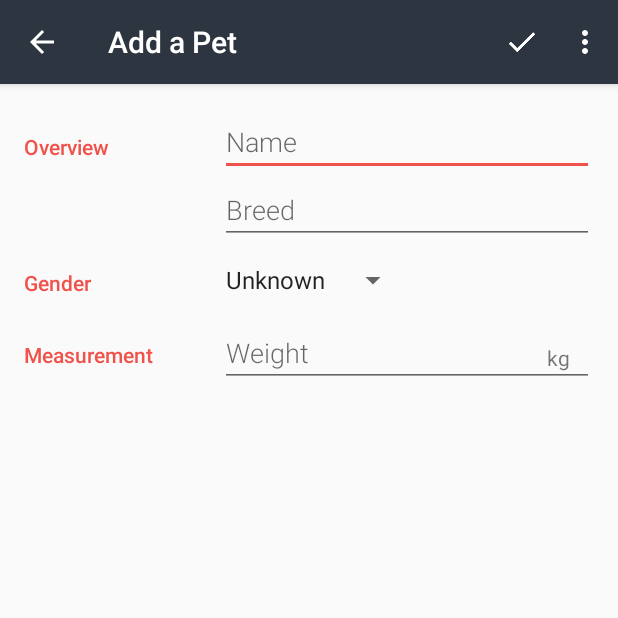
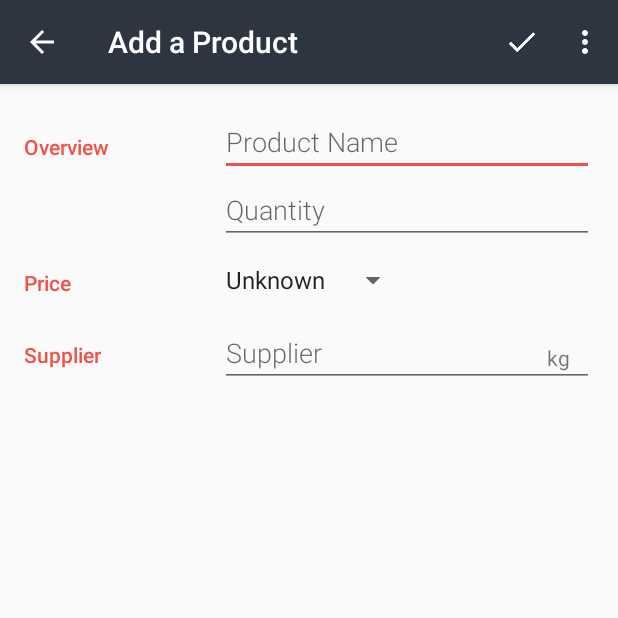
Before and after one commit to hjtse/Android-2.8InventoryApp, an Android app: the screen it shows after launch (EditorActivity), after a tap on an icon or button, on a phone screen of 412 x 824 dp, the top half of it. Run offline under Robolectric (Android 15) with nearby library versions, the phone set to English and light mode, and no system bars.

Commit message:
replaced pet words with inventory words

```diff
--- a/app/src/main/java/com/example/android/pets/CatalogActivity.java
+++ b/app/src/main/java/com/example/android/inventory/CatalogActivity.java
@@ -1,4 +1,4 @@
-package com.example.android.pets;
+package com.example.android.inventory;
 
 import android.content.ContentValues;
 import android.content.Intent;
@@ -14,18 +14,19 @@ import android.view.MenuItem;
 import android.view.View;
 import android.widget.TextView;
 
-import com.example.android.pets.data.PetContract.PetEntry;
-import com.example.android.pets.data.PetDbHelper;
+import com.example.android.inventory.data.InventoryContract;
+import com.example.android.inventory.data.InventoryContract.InventoryEntry;
+import com.example.android.inventory.data.InventoryDbHelper;
 
 /**
- * Displays list of pets that were entered and stored in the app.
+ * Displays list of products that were entered and stored in the app.
  */
 public class CatalogActivity extends AppCompatActivity {
 
     /**
      * Database helper that will provide us access to the database
      */
-    private PetDbHelper mDbHelper;
+    private InventoryDbHelper mDbHelper;
 
     @Override
     protected void onCreate(Bundle savedInstanceState) {
@@ -44,7 +45,7 @@ public class CatalogActivity extends AppCompatActivity {
 
         // To access our database, we instantiate our subclass of SQLiteOpenHelper
         // and pass the context, which is the current activity.
-        mDbHelper = new PetDbHelper(this);
+        mDbHelper = new InventoryDbHelper(this);
 
         displayDatabaseInfo();
 
@@ -59,7 +60,7 @@ public class CatalogActivity extends AppCompatActivity {
 
     /**
      * Temporary helper method to display information in the onscreen TextView about the state of
-     * the pets database.
+     * the inventory database.
      */
     private void displayDatabaseInfo() {
         // Create and/or open a database to read from it
@@ -67,15 +68,15 @@ public class CatalogActivity extends AppCompatActivity {
 
         String[] projection = {
                 BaseColumns._ID,
-                PetEntry.COLUMN_PET_NAME,
-                PetEntry.COLUMN_PET_BREED,
-                PetEntry.COLUMN_PET_WEIGHT,
-                PetEntry.COLUMN_PET_GENDER,
+                InventoryContract.InventoryEntry.COLUMN_PRODUCT_NAME,
+                InventoryContract.InventoryEntry.COLUMN_QUANTITY,
+                InventoryContract.InventoryEntry.COLUMN_SUPPLIER_NAME,
+                InventoryContract.InventoryEntry.COLUMN_PRICE,
         };
 
 
         Cursor cursor = db.query(
-                PetEntry.TABLE_NAME,
+                InventoryContract.InventoryEntry.TABLE_NAME,
                 projection,
                 null,
                 null,
@@ -84,37 +85,22 @@ public class CatalogActivity extends AppCompatActivity {
                 null
         );
 
-        TextView displayView = (TextView) findViewById(R.id.text_view_pet);
+        TextView displayView = (TextView) findViewById(R.id.text_view_inventory);
 
         try {
-            // Create a header in the Text View that looks like this:
-            //
-            // The pets table contains <number of rows in Cursor> pets.
-            // _id - name - breed - gender - weight
-            //
-            // In the while loop below, iterate through the rows of the cursor and display
-            // the information from each column in this order.
-//            displayView.setText("The pets table contains " + cursor.getCount() + " pets.\n\n");
-//            displayView.append("\n" +
-//                    cursor.getString(cursor.getColumnIndex(PetEntry._ID)) + "\t" +
-//                    cursor.getString(cursor.getColumnIndex(PetEntry.COLUMN_PET_NAME)) + "\t" +
-//                    cursor.getString(cursor.getColumnIndex(PetEntry.COLUMN_PET_BREED)) + "\t" +
-//                    cursor.getString(cursor.getColumnIndex(PetEntry.COLUMN_PET_GENDER)) + "\t" +
-//                    cursor.getString(cursor.getColumnIndex(PetEntry.COLUMN_PET_WEIGHT)));
-
-            displayView.setText("The pets table contains " + cursor.getCount() + " pets.\n\n");
-            displayView.append(PetEntry._ID + "-" +
-                    PetEntry.COLUMN_PET_NAME + "-" +
-                    PetEntry.COLUMN_PET_BREED + "-" +
-                    PetEntry.COLUMN_PET_GENDER + "-" +
-                    PetEntry.COLUMN_PET_WEIGHT + "\n");
+            displayView.setText("The inventory table contains " + cursor.getCount() + " products.\n\n");
+            displayView.append(InventoryContract.InventoryEntry._ID + "-" +
+                    InventoryContract.InventoryEntry.COLUMN_PRODUCT_NAME + "-" +
+                    InventoryContract.InventoryEntry.COLUMN_QUANTITY + "-" +
+                    InventoryContract.InventoryEntry.COLUMN_PRICE + "-" +
+                    InventoryContract.InventoryEntry.COLUMN_SUPPLIER_NAME + "\n");
 
             // Figure out the index of each column
-            int idColumnIndex = cursor.getColumnIndex(PetEntry._ID);
-            int nameColumnIndex = cursor.getColumnIndex(PetEntry.COLUMN_PET_NAME);
-            int breedColumnIndex = cursor.getColumnIndex(PetEntry.COLUMN_PET_BREED);
-            int genderColumnIndex = cursor.getColumnIndex(PetEntry.COLUMN_PET_GENDER);
-            int weightColumnIndex = cursor.getColumnIndex(PetEntry.COLUMN_PET_WEIGHT);
+            int idColumnIndex = cursor.getColumnIndex(InventoryEntry._ID);
+            int nameColumnIndex = cursor.getColumnIndex(InventoryContract.InventoryEntry.COLUMN_PRODUCT_NAME);
+            int breedColumnIndex = cursor.getColumnIndex(InventoryContract.InventoryEntry.COLUMN_QUANTITY);
+            int genderColumnIndex = cursor.getColumnIndex(InventoryEntry.COLUMN_PRICE);
+            int weightColumnIndex = cursor.getColumnIndex(InventoryContract.InventoryEntry.COLUMN_SUPPLIER_NAME);
 
             // Iterate through all the returned rows in the cursor
             while (cursor.moveToNext()) {
@@ -141,19 +127,19 @@ public class CatalogActivity extends AppCompatActivity {
 
     }
 
-    private void insertPet() {
+    private void insertInventory() {
 
         SQLiteDatabase db = mDbHelper.getWritableDatabase();
 
         // Create a ContentValues object where column names are the keys,
-        // and Toto's pet attributes are the values.
+        // and inventory attributes are the values.
         ContentValues values = new ContentValues();
-        values.put(PetEntry.COLUMN_PET_NAME, "Toto");
-        values.put(PetEntry.COLUMN_PET_BREED, "Terrier");
-        values.put(PetEntry.COLUMN_PET_GENDER, PetEntry.GENDER_MALE);
-        values.put(PetEntry.COLUMN_PET_WEIGHT, 7);
+        values.put(InventoryContract.InventoryEntry.COLUMN_PRODUCT_NAME, "ABC");
+        values.put(InventoryContract.InventoryEntry.COLUMN_QUANTITY, "123");
+        values.put(InventoryContract.InventoryEntry.COLUMN_PRICE, InventoryContract.InventoryEntry.GENDER_MALE);
+        values.put(InventoryContract.InventoryEntry.COLUMN_SUPPLIER_NAME, 7);
 
-        long newRowId = db.insert(PetEntry.TABLE_NAME, null, values);
+        long newRowId = db.insert(InventoryContract.InventoryEntry.TABLE_NAME, null, values);
 
         Log.v("CatalogActivity", "New Row ID" + newRowId);
 
@@ -173,7 +159,7 @@ public class CatalogActivity extends AppCompatActivity {
         switch (item.getItemId()) {
             // Respond to a click on the "Insert dummy data" menu option
             case R.id.action_insert_dummy_data:
-                insertPet();
+                insertInventory();
                 displayDatabaseInfo();
                 return true;
             // Respond to a click on the "Delete all entries" menu option
--- a/app/src/main/java/com/example/android/pets/EditorActivity.java
+++ b/app/src/main/java/com/example/android/inventory/EditorActivity.java
@@ -13,7 +13,7 @@
  * See the License for the specific language governing permissions and
  * limitations under the License.
  */
-package com.example.android.pets;
+package com.example.android.inventory;
 
 import android.content.ContentValues;
 import android.database.sqlite.SQLiteDatabase;
@@ -31,37 +31,37 @@ import android.widget.EditText;
 import android.widget.Spinner;
 import android.widget.Toast;
 
-import com.example.android.pets.data.PetContract;
-import com.example.android.pets.data.PetContract.PetEntry;
-import com.example.android.pets.data.PetDbHelper;
+import com.example.android.inventory.data.InventoryContract;
+import com.example.android.inventory.data.InventoryContract.InventoryEntry;
+import com.example.android.inventory.data.InventoryDbHelper;
 
 /**
- * Allows user to create a new pet or edit an existing one.
+ * Allows user to create a new product or edit an existing one.
  */
 public class EditorActivity extends AppCompatActivity {
 
     /**
-     * EditText field to enter the pet's name
+     * EditText field to enter the product name
      */
-    private EditText mNameEditText;
+    private EditText mProductEditText;
 
     /**
-     * EditText field to enter the pet's breed
+     * EditText field to enter the product quantity
      */
-    private EditText mBreedEditText;
+    private EditText mQuantityEditText;
 
     /**
-     * EditText field to enter the pet's weight
+     * EditText field to enter the product supplier
      */
-    private EditText mWeightEditText;
+    private EditText mSupplierEditText;
 
     /**
-     * EditText field to enter the pet's gender
+     * EditText field to enter the product price
      */
-    private Spinner mGenderSpinner;
+    private Spinner mPriceSpinner;
 
     /**
-     * Gender of the pet. The possible values are:
+     * Gender of the product. The possible values are:
      * 0 for unknown gender, 1 for male, 2 for female.
      */
     private int mGender = 0;
@@ -72,16 +72,16 @@ public class EditorActivity extends AppCompatActivity {
         setContentView(R.layout.activity_editor);
 
         // Find all relevant views that we will need to read user input from
-        mNameEditText = (EditText) findViewById(R.id.edit_pet_name);
-        mBreedEditText = (EditText) findViewById(R.id.edit_pet_breed);
-        mWeightEditText = (EditText) findViewById(R.id.edit_pet_weight);
-        mGenderSpinner = (Spinner) findViewById(R.id.spinner_gender);
+        mProductEditText = (EditText) findViewById(R.id.edit_product_name);
+        mQuantityEditText = (EditText) findViewById(R.id.edit_product_quantity);
+        mSupplierEditText = (EditText) findViewById(R.id.edit_pet_weight);
+        mPriceSpinner = (Spinner) findViewById(R.id.spinner_gender);
 
         setupSpinner();
     }
 
     /**
-     * Setup the dropdown spinner that allows the user to select the gender of the pet.
+     * Setup the dropdown spinner that allows the user to select the gender of the product.
      */
     private void setupSpinner() {
         // Create adapter for spinner. The list options are from the String array it will use
@@ -93,20 +93,20 @@ public class EditorActivity extends AppCompatActivity {
         genderSpinnerAdapter.setDropDownViewResource(android.R.layout.simple_dropdown_item_1line);
 
         // Apply the adapter to the spinner
-        mGenderSpinner.setAdapter(genderSpinnerAdapter);
+        mPriceSpinner.setAdapter(genderSpinnerAdapter);
 
         // Set the integer mSelected to the constant values
-        mGenderSpinner.setOnItemSelectedListener(new AdapterView.OnItemSelectedListener() {
+        mPriceSpinner.setOnItemSelectedListener(new AdapterView.OnItemSelectedListener() {
             @Override
             public void onItemSelected(AdapterView<?> parent, View view, int position, long id) {
                 String selection = (String) parent.getItemAtPosition(position);
                 if (!TextUtils.isEmpty(selection)) {
                     if (selection.equals(getString(R.string.gender_male))) {
-                        mGender = PetEntry.GENDER_MALE; // Male
+                        mGender = InventoryEntry.GENDER_MALE; // Male
                     } else if (selection.equals(getString(R.string.gender_female))) {
-                        mGender = PetEntry.GENDER_FEMALE; // Female
+                        mGender = InventoryContract.InventoryEntry.GENDER_FEMALE; // Female
                     } else {
-                        mGender = PetEntry.GENDER_UNKNOWN; // Unknown
+                        mGender = InventoryEntry.GENDER_UNKNOWN; // Unknown
                     }
                 }
             }
@@ -121,39 +121,39 @@ public class EditorActivity extends AppCompatActivity {
 
 
     /**
-     * Get User input from editor and save new pet into database
+     * Get User input from editor and save new product into database
      */
 
-    private void insertPet() {
+    private void insertProduct() {
 
-        String nameString = mNameEditText.getText().toString().trim();
-        String breedString = mBreedEditText.getText().toString().trim();
-        String weightString = mWeightEditText.getText().toString().trim();
-        int weight = Integer.parseInt(weightString);
+        String productString = mProductEditText.getText().toString().trim();
+        String quantityString = mQuantityEditText.getText().toString().trim();
+        String supplierString = mSupplierEditText.getText().toString().trim();
+        int weight = Integer.parseInt(supplierString);
 
         //Integer.parseInt("I") -> 1
 
 
-        PetDbHelper mDbHelper = new PetDbHelper(this);
+        InventoryDbHelper mDbHelper = new InventoryDbHelper(this);
         SQLiteDatabase db = mDbHelper.getWritableDatabase();
 
         // Create a ContentValues object where column names are the keys,
-        // and Toto's pet attributes are the values.
+        // and Toto's product attributes are the values.
         ContentValues values = new ContentValues();
-        values.put(PetEntry.COLUMN_PET_NAME, nameString);
-        values.put(PetEntry.COLUMN_PET_BREED, breedString);
-        values.put(PetEntry.COLUMN_PET_GENDER, mGender);
-        values.put(PetEntry.COLUMN_PET_WEIGHT, weightString);
+        values.put(InventoryEntry.COLUMN_PRODUCT_NAME, productString);
+        values.put(InventoryEntry.COLUMN_QUANTITY, quantityString);
+        values.put(InventoryEntry.COLUMN_PRICE, mGender);
+        values.put(InventoryEntry.COLUMN_SUPPLIER_NAME, supplierString);
 
-        long newRowId = db.insert(PetEntry.TABLE_NAME, null, values);
+        long newRowId = db.insert(InventoryEntry.TABLE_NAME, null, values);
 
         Log.v("CatalogActivity", "New Row ID" + newRowId);
 
 
         if (newRowId == -1) {
-            Toast.makeText(this, "Error with saving pet", Toast.LENGTH_SHORT).show();
+            Toast.makeText(this, "Error with saving product", Toast.LENGTH_SHORT).show();
         } else {
-            Toast.makeText(this, "Pet Saved with id: " + newRowId, Toast.LENGTH_SHORT).show();
+            Toast.makeText(this, "product Saved with id: " + newRowId, Toast.LENGTH_SHORT).show();
         }
 
 
@@ -174,8 +174,8 @@ public class EditorActivity extends AppCompatActivity {
         switch (item.getItemId()) {
             // Respond to a click on the "Save" menu option
             case R.id.action_save:
-                // Save pet to database
-                insertPet();
+                // Save product to database
+                insertProduct();
                 //exit activity
                 finish();
                 return true;
--- /dev/null
+++ b/app/src/main/java/com/example/android/inventory/data/InventoryDbHelper.java
@@ -0,0 +1,62 @@
+package com.example.android.inventory.data;
+
+import android.content.Context;
+import android.database.sqlite.SQLiteDatabase;
+import android.database.sqlite.SQLiteOpenHelper;
+
+
+import com.example.android.inventory.data.InventoryContract.InventoryEntry;
+
+public class InventoryDbHelper extends SQLiteOpenHelper {
+
+
+    public static final String LOG_TAG = InventoryDbHelper.class.getSimpleName();
+
+    /**
+     * Name of the database file
+     */
+    private static final String DATABASE_NAME = "inventory.db";
+
+
+    /**
+     * Database version. If you change the database schema, you must increment the database version.
+     */
+    private static final int DATABASE_VERSION = 1;
+
+    /**
+     * Constructs a new instance of {@link InventoryDbHelper}.
+     *
+     * @param context of the app
+     */
+    public InventoryDbHelper(Context context) {
+        super(context, DATABASE_NAME, null, DATABASE_VERSION);
+    }
+
+    /**
+     * This is called when the database is created for the first time.
+     */
+    @Override
+    public void onCreate(SQLiteDatabase db) {
+        // Create a String that contains the SQL statement to create the inventory table
+        String SQL_CREATE_INVENTORY_TABLE = "CREATE TABLE " + InventoryEntry.TABLE_NAME + " ("
+                + InventoryEntry._ID + " INTEGER PRIMARY KEY AUTOINCREMENT, "
+                + InventoryContract.InventoryEntry.COLUMN_PRODUCT_NAME + " TEXT NOT NULL, "
+                + InventoryContract.InventoryEntry.COLUMN_QUANTITY + " TEXT, "
+                + InventoryContract.InventoryEntry.COLUMN_PRICE + " INTEGER NOT NULL, "
+                + InventoryEntry.COLUMN_SUPPLIER_NAME + " INTEGER NOT NULL DEFAULT 0);";
+
+        // Execute the SQL Statement
+        db.execSQL(SQL_CREATE_INVENTORY_TABLE);
+
+    }
+
+
+    /**
+     * This is called when the database needs to be upgraded.
+     */
+    @Override
+    public void onUpgrade(SQLiteDatabase db, int oldVersion, int newVersion) {
+        // The database is still at version 1, so there's nothing to do be done here.
+    }
+
+}
--- a/app/src/main/java/com/example/android/pets/data/PetDbHelper.java
+++ /dev/null
@@ -1,63 +0,0 @@
-package com.example.android.pets.data;
-
-import android.content.Context;
-import android.database.sqlite.SQLiteDatabase;
-import android.database.sqlite.SQLiteOpenHelper;
-import android.provider.BaseColumns;
-
-
-import com.example.android.pets.data.PetContract.PetEntry;
-
-public class PetDbHelper extends SQLiteOpenHelper {
-
-
-    public static final String LOG_TAG = PetDbHelper.class.getSimpleName();
-
-    /**
-     * Name of the database file
-     */
-    private static final String DATABASE_NAME = "shelter.db";
-
-
-    /**
-     * Database version. If you change the database schema, you must increment the database version.
-     */
-    private static final int DATABASE_VERSION = 1;
-
-    /**
-     * Constructs a new instance of {@link PetDbHelper}.
-     *
-     * @param context of the app
-     */
-    public PetDbHelper(Context context) {
-        super(context, DATABASE_NAME, null, DATABASE_VERSION);
-    }
-
-    /**
-     * This is called when the database is created for the first time.
-     */
-    @Override
-    public void onCreate(SQLiteDatabase db) {
-        // Create a String that contains the SQL statement to create the pets table
-        String SQL_CREATE_PETS_TABLE = "CREATE TABLE " + PetEntry.TABLE_NAME + " ("
-                + PetEntry._ID + " INTEGER PRIMARY KEY AUTOINCREMENT, "
-                + PetEntry.COLUMN_PET_NAME + " TEXT NOT NULL, "
-                + PetEntry.COLUMN_PET_BREED + " TEXT, "
-                + PetEntry.COLUMN_PET_GENDER + " INTEGER NOT NULL, "
-                + PetEntry.COLUMN_PET_WEIGHT + " INTEGER NOT NULL DEFAULT 0);";
-
-        // Execute the SQL Statement
-        db.execSQL(SQL_CREATE_PETS_TABLE);
-
-    }
-
-
-    /**
-     * This is called when the database needs to be upgraded.
-     */
-    @Override
-    public void onUpgrade(SQLiteDatabase db, int oldVersion, int newVersion) {
-        // The database is still at version 1, so there's nothing to do be done here.
-    }
-
-}
--- a/app/src/main/res/layout/activity_catalog.xml
+++ b/app/src/main/res/layout/activity_catalog.xml
@@ -19,7 +19,7 @@
     tools:context=".CatalogActivity">
 
     <TextView
-        android:id="@+id/text_view_pet"
+        android:id="@+id/text_view_inventory"
         android:layout_width="match_parent"
         android:layout_height="match_parent"
         android:padding="@dimen/activity_margin"/>
--- a/app/src/main/res/layout/activity_editor.xml
+++ b/app/src/main/res/layout/activity_editor.xml
@@ -41,15 +41,15 @@
 
             <!-- Name field -->
             <EditText
-                android:id="@+id/edit_pet_name"
-                android:hint="@string/hint_pet_name"
+                android:id="@+id/edit_product_name"
+                android:hint="@string/hint_product_name"
                 android:inputType="textCapWords"
                 style="@style/EditorFieldStyle" />
 
             <!-- Breed field -->
             <EditText
-                android:id="@+id/edit_pet_breed"
-                android:hint="@string/hint_pet_breed"
+                android:id="@+id/edit_product_quantity"
+                android:hint="@string/hint_product_quantity"
                 android:inputType="textCapWords"
                 style="@style/EditorFieldStyle" />
         </LinearLayout>
@@ -64,7 +64,7 @@
 
         <!-- Label -->
         <TextView
-            android:text="@string/category_gender"
+            android:text="@string/category_price"
             style="@style/CategoryStyle" />
 
         <!-- Input field -->
@@ -93,7 +93,7 @@
 
         <!-- Label -->
         <TextView
-            android:text="@string/category_measurement"
+            android:text="@string/category_supplier"
             style="@style/CategoryStyle" />
 
         <!-- Input fields -->
@@ -106,7 +106,7 @@
             <!-- Weight field -->
             <EditText
                 android:id="@+id/edit_pet_weight"
-                android:hint="@string/hint_pet_weight"
+                android:hint="@string/hint_supplier_name"
                 android:inputType="number"
                 style="@style/EditorFieldStyle" />
 
--- a/app/src/main/res/values/strings.xml
+++ b/app/src/main/res/values/strings.xml
@@ -12,40 +12,40 @@
 -->
 <resources>
     <!-- Name for the application [CHAR LIMIT=12] -->
-    <string name="app_name">Pets</string>
+    <string name="app_name">Inventory</string>
 
-    <!-- Label for overflow menu option that inserts fake pet data into the app [CHAR LIMIT=20] -->
+    <!-- Label for overflow menu option that inserts fake product data into the app [CHAR LIMIT=20] -->
     <string name="action_insert_dummy_data">Insert Dummy Data</string>
 
-    <!-- Label for overflow menu option that deletes all pet data in the app [CHAR LIMIT=20] -->
-    <string name="action_delete_all_entries">Delete All Pets</string>
+    <!-- Label for overflow menu option that deletes all product data in the app [CHAR LIMIT=20] -->
+    <string name="action_delete_all_entries">Delete All Products</string>
 
-    <!-- Title for the activity to add a new pet [CHAR LIMIT=20] -->
-    <string name="editor_activity_title_new_pet">Add a Pet</string>
+    <!-- Title for the activity to add a new product [CHAR LIMIT=20] -->
+    <string name="editor_activity_title_new_product">Add a Product</string>
 
-    <!-- Label for editor menu option to save pet and leave editor [CHAR LIMIT=20] -->
+    <!-- Label for editor menu option to save product and leave editor [CHAR LIMIT=20] -->
     <string name="action_save">Save</string>
 
-    <!-- Label for editor overflow menu option that deletes the current pet [CHAR LIMIT=20] -->
+    <!-- Label for editor overflow menu option that deletes the current product [CHAR LIMIT=20] -->
     <string name="action_delete">Delete</string>
 
     <!-- Label for overview category of attributes in the editor [CHAR LIMIT=30] -->
     <string name="category_overview">Overview</string>
 
     <!-- Label for gender information in the editor [CHAR LIMIT=30] -->
-    <string name="category_gender">Gender</string>
+    <string name="category_price">Price</string>
 
     <!-- Label for measurement information in the editor [CHAR LIMIT=30] -->
-    <string name="category_measurement">Measurement</string>
+    <string name="category_supplier">Supplier</string>
 
     <!-- Text hint for name field in the editor [CHAR LIMIT=30] -->
-    <string name="hint_pet_name">Name</string>
+    <string name="hint_product_name">Product Name</string>
 
     <!-- Text hint for breed field in the editor [CHAR LIMIT=30] -->
-    <string name="hint_pet_breed">Breed</string>
+    <string name="hint_product_quantity">Quantity</string>
 
     <!-- Text hint for name field in the editor [CHAR LIMIT=30] -->
-    <string name="hint_pet_weight">Weight</string>
+    <string name="hint_supplier_name">Supplier</string>
 
     <!-- Units for weight of the pet (kilograms) [CHAR LIMIT=5] -->
     <string name="unit_pet_weight">kg</string>
```
Also changed, not shown: app/src/main/AndroidManifest.xml (+6 -6 lines), app/src/main/java/com/example/android/inventory/data/InventoryContract.java (added, +30 -0 lines), app/src/main/java/com/example/android/pets/data/PetContract.java (deleted, +0 -30 lines).
